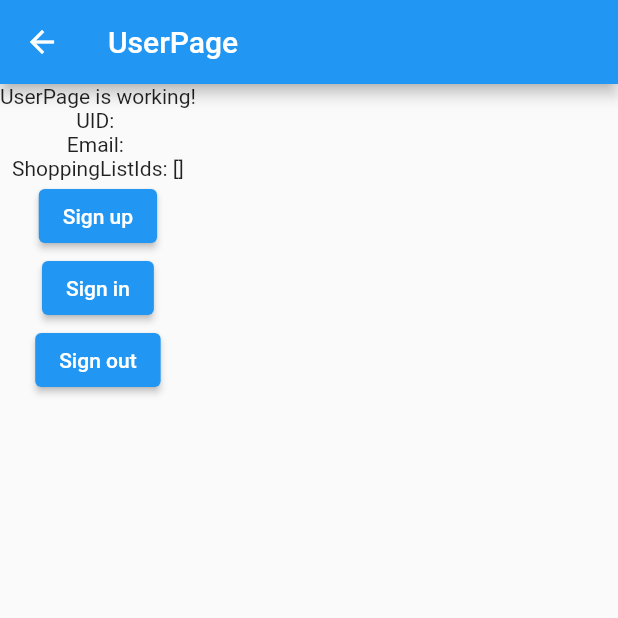
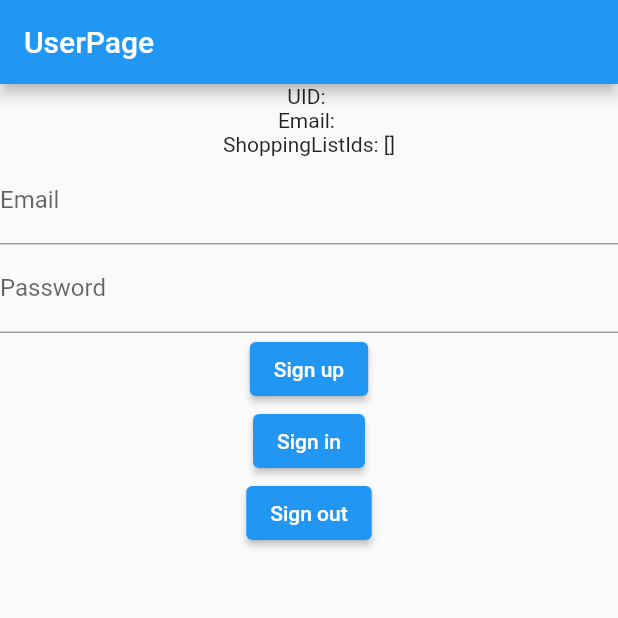
Before and after one commit to RomanMeasv/mp23_astr, a Flutter app: the screen it shows after launch, after a tap on "Sign up", on a phone screen of 412 x 824 dp, the top half of it. Run offline on Flutter 3.47's test engine with Material 2 defaults, Android fonts, the phone set to English and light mode, and no system bars; our stand-ins replace cloud_firestore, firebase_auth, firebase_core, get; accounts and stored records are empty; network calls fail; Roboto replaces fonts that are missing (Georgia).

Commit message:
SIgn in or up redirects to shopping list page

```diff
--- a/lib/app/modules/shopping_list_module/page.dart
+++ b/lib/app/modules/shopping_list_module/page.dart
@@ -1,18 +1,14 @@
 import 'package:flutter/material.dart';
 import 'package:get/get.dart';
+import 'package:mp23_astr/app/modules/user_module/controller.dart';
 
 import 'controller.dart';
 
 class ShoppingListPage extends GetView<ShoppingListController> {
-
   @override
   Widget build(BuildContext context) {
-
     return Scaffold(
-    appBar: AppBar(title: Text('ShoppingListPage')),
-
-    body: SafeArea(
-      child: Text('ShoppingListController'))
+        appBar: AppBar(title: Text('ShoppingListPage')),
     );
   }
 }
--- a/lib/app/modules/user_module/controller.dart
+++ b/lib/app/modules/user_module/controller.dart
@@ -1,8 +1,10 @@
 import 'package:get/get.dart';
+import 'package:mp23_astr/app/modules/shopping_list_module/page.dart';
 import 'package:mp23_astr/app/modules/user_module/auth_repository.dart';
 import 'package:mp23_astr/app/modules/user_module/repository.dart';
 
 import '../../data/model/user.dart';
+import '../shopping_list_module/binding.dart';
 
 class UserController extends GetxController {
   final UserRepository repository;
@@ -38,10 +40,22 @@ class UserController extends GetxController {
 
   void signUp(String email, String password) async {
     await authRepository.signUp(email, password);
+    if (rxUserModel.uid != "") {
+      Get.offAll(() => ShoppingListPage(), binding: ShoppingListBinding());
+    }
+    else {
+      Get.snackbar("Error", "Sign up failed");
+    }
   }
 
   void signIn(String email, String password) async {
     await authRepository.signIn(email, password);
+    if (rxUserModel.uid != "") {
+      Get.offAll(() => ShoppingListPage(), binding: ShoppingListBinding());
+    }
+    else {
+      Get.snackbar("Error", "Sign in failed");
+    }
   }
 
   void signOut() async {
--- a/lib/app/modules/user_module/page.dart
+++ b/lib/app/modules/user_module/page.dart
@@ -1,29 +1,20 @@
 import 'package:flutter/material.dart';
 import 'package:get/get.dart';
+import 'package:mp23_astr/app/modules/user_module/widgets/login_widget.dart';
 
 import 'controller.dart';
 
 class UserPage extends GetView<UserController> {
   @override
   Widget build(BuildContext context) {
-    final UserController controller = Get.find();
-
     return Scaffold(
       appBar: AppBar(title: Text('UserPage')),
       body: Column(
         children: [
-          Text('UserPage is working!'),
           Obx(() => Text('UID: ${controller.user.uid}')),
           Obx(() => Text('Email: ${controller.user.email}')),
           Obx(() => Text('ShoppingListIds: ${controller.user.shoppingListIds}')),
-          ElevatedButton(
-            onPressed: () => controller.signUp("asd123@asd.com", "asd123"),
-            child: Text("Sign up"),
-          ),
-          ElevatedButton(
-            onPressed: () => controller.signIn("asd123@asd.com", "asd123"),
-            child: Text("Sign in"),
-          ),
+          LoginWidget(),
           ElevatedButton(
             onPressed: () => controller.signOut(),
             child: Text("Sign out"),
--- /dev/null
+++ b/lib/app/modules/user_module/widgets/login_widget.dart
@@ -0,0 +1,49 @@
+
+
+import 'package:flutter/material.dart';
+import 'package:get/get.dart';
+
+import '../controller.dart';
+
+class LoginWidget extends StatefulWidget {
+  @override
+  _LoginWidgetState createState() => _LoginWidgetState();
+}
+
+class _LoginWidgetState extends State<LoginWidget> {
+  final TextEditingController _emailController = TextEditingController();
+  final TextEditingController _passwordController = TextEditingController();
+
+  @override
+  Widget build(BuildContext context) {
+    final UserController controller = Get.find();
+
+    return Column(
+      children: [
+        TextField(
+          controller: _emailController,
+          decoration: InputDecoration(labelText: 'Email'),
+        ),
+        TextField(
+          controller: _passwordController,
+          decoration: InputDecoration(labelText: 'Password'),
+          obscureText: true,
+        ),
+        ElevatedButton(
+          onPressed: () => controller.signUp(
+            _emailController.text.trim(),
+            _passwordController.text.trim(),
+          ),
+          child: Text("Sign up"),
+        ),
+        ElevatedButton(
+          onPressed: () => controller.signIn(
+            _emailController.text.trim(),
+            _passwordController.text.trim(),
+          ),
+          child: Text("Sign in"),
+        ),
+      ],
+    );
+  }
+}
--- a/lib/main.dart
+++ b/lib/main.dart
@@ -30,7 +30,7 @@ class Mp23Astr extends StatelessWidget {
   Widget build(BuildContext context) {
     return GetMaterialApp(
       debugShowCheckedModeBanner: false,
-      initialRoute: Routes.USER,
+      //initialRoute: Routes.USER,
       theme: appThemeData,
       defaultTransition: Transition.fade,
       initialBinding: UserBinding(),
```
